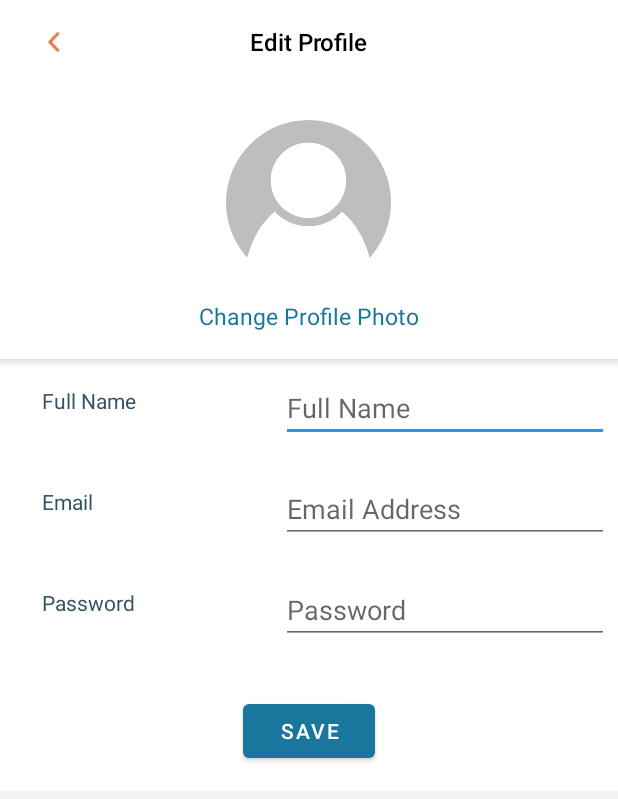
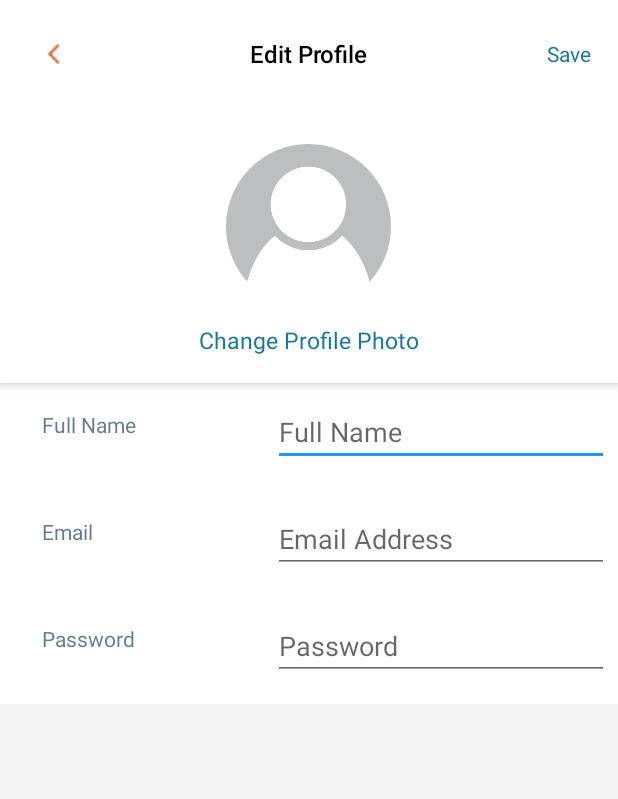
Before and after one commit to ctc-uci/justice-for-families-android, an Android app: the EditProfileActivity screen opened directly, with no data from a screen before it, on a phone screen of 412 x 824 dp. Shown: the top 799 px of the screen. Run offline under Robolectric (Android 15) with nearby library versions, the phone set to English and light mode, and no system bars; our stand-ins replace CircleImageView.

Commit message:
Adding Full Name text field

```diff
--- a/app/src/main/AndroidManifest.xml
+++ b/app/src/main/AndroidManifest.xml
@@ -21,7 +21,9 @@
                 <category android:name="android.intent.category.LAUNCHER" />
             </intent-filter>
         </activity>
-        <activity android:name=".profile.EditProfileActivity" />
+        <activity
+            android:name=".profile.EditProfileActivity"
+            android:label="@string/title_activity_edit_profile"/>
         <activity
             android:name=".profile.SettingsActivity"
             android:label="@string/title_activity_settings"/>
--- a/app/src/main/java/com/example/justice4families/profile/EditProfileActivity.kt
+++ b/app/src/main/java/com/example/justice4families/profile/EditProfileActivity.kt
@@ -1,41 +1,40 @@
 package com.example.justice4families.profile
 
 import android.content.DialogInterface
-import android.content.Intent
 import androidx.appcompat.app.AppCompatActivity
 import android.os.Bundle
+import android.text.Editable
+import android.text.TextWatcher
 import android.util.Log
 import android.widget.Button
 import android.widget.EditText
-import android.widget.Toast
+import android.widget.TextView
 import androidx.appcompat.app.AlertDialog
 import com.example.justice4families.R
-import com.example.justice4families.model.SignUpRequest
-import com.example.justice4families.savedPreferences
-import de.hdodenhof.circleimageview.CircleImageView
-import java.net.Authenticator
 
 class EditProfileActivity : AppCompatActivity() {
+    var didSaveEdits = true
+    lateinit var profileName: EditText
+    lateinit var profileEmail: EditText
+    lateinit var profilePwd: EditText
 
     override fun onCreate(savedInstanceState: Bundle?) {
         super.onCreate(savedInstanceState)
         setContentView(R.layout.activity_edit_profile)
 
         val backButton: Button = findViewById(R.id.edit_profile_back)
-
-        val saveButton: Button = findViewById(R.id.save_profile_edit)
-        var saveClicked: Boolean = false
+        val saveButton: TextView = findViewById(R.id.save_profile_btn)
 
         saveButton.setOnClickListener{
-            saveClicked = true
+            // TODO: Network call to change the data
+            didSaveEdits = true
         }
 
         backButton.setOnClickListener {
             val dialogBuilder = AlertDialog.Builder(this)
-            if(saveClicked){
+            if (didSaveEdits) {
                 finish()
-            }
-            else{
+            } else {
                 dialogBuilder.setMessage("Are you sure you want to discard your changes?")
                     .setCancelable(true)
                     .setPositiveButton("Yes", DialogInterface.OnClickListener {
@@ -50,20 +49,64 @@ class EditProfileActivity : AppCompatActivity() {
             }
         }
 
-        var data = intent
+        val data = intent
+        var fullname: String = ""
         var email = data.getStringExtra("email")
         var password = data.getStringExtra("password")
 
+        profileName = findViewById(R.id.edit_name_text_field)
+        profileName.addTextChangedListener(object: TextWatcher {
+            override fun beforeTextChanged(s: CharSequence?, start: Int, count: Int, after: Int) {
+                // TODO Auto-generated method stub
+            }
 
-        var profileEmail : EditText = findViewById(R.id.edit_email_text_field)
-        var profilePass : EditText = findViewById(R.id.edit_password_text_field)
+            override fun onTextChanged(s: CharSequence?, start: Int, before: Int, count: Int) {
+                didSaveEdits = (fullname == s.toString() && didSaveEdits)
+            }
 
-        var profileImage : de.hdodenhof.circleimageview.CircleImageView = findViewById(R.id.edit_profile_pic)
+            override fun afterTextChanged(s: Editable?) {
+                // TODO Auto-generated method stub
+            }
+
+        })
+
+        profileEmail = findViewById(R.id.edit_email_text_field)
+        profileEmail.addTextChangedListener(object: TextWatcher {
+            override fun beforeTextChanged(s: CharSequence?, start: Int, count: Int, after: Int) {
+                // TODO Auto-generated method stub
+            }
+
+            override fun onTextChanged(s: CharSequence?, start: Int, before: Int, count: Int) {
+                didSaveEdits = (email == s.toString() && didSaveEdits)
+            }
+
+            override fun afterTextChanged(s: Editable?) {
+                // TODO Auto-generated method stub
+            }
+        })
+
+        profilePwd = findViewById(R.id.edit_password_text_field)
+        profilePwd.addTextChangedListener(object: TextWatcher {
+            override fun beforeTextChanged(s: CharSequence?, start: Int, count: Int, after: Int) {
+                // TODO Auto-generated method stub
+            }
+
+            override fun onTextChanged(s: CharSequence?, start: Int, before: Int, count: Int) {
+                didSaveEdits = (password == s.toString() && didSaveEdits)
+            }
+
+            override fun afterTextChanged(s: Editable?) {
+                // TODO Auto-generated method stub
+            }
+        })
+
+        val profileImage : de.hdodenhof.circleimageview.CircleImageView = findViewById(R.id.edit_profile_pic)
         profileImage.setOnClickListener{
-            Log.d("Edit Profile", "Clicked")
+            Log.i("Edit Profile", "Clicked profile image circle")
         }
 
+        profileName.setText(fullname)
         profileEmail.setText(email)
-        profilePass.setText(password)
+        profilePwd.setText(password)
     }
 }
--- a/app/src/main/java/com/example/justice4families/profile/PostsFragment.kt
+++ b/app/src/main/java/com/example/justice4families/profile/PostsFragment.kt
@@ -46,7 +46,7 @@ class PostsFragment : Fragment() {
         adapter = PostsAdapter(requireContext())
         recyclerView.adapter = adapter
         recyclerView.layoutManager= LinearLayoutManager(requireContext())
-        userName = (activity as UserProfileActivity).userName
+        userName = (activity as UserProfileActivity).username
 
         getUserPost()
     }
--- a/app/src/main/java/com/example/justice4families/profile/UserProfileActivity.kt
+++ b/app/src/main/java/com/example/justice4families/profile/UserProfileActivity.kt
@@ -7,13 +7,11 @@ import android.view.MenuInflater
 import android.view.MenuItem
 import android.view.View
 import android.widget.Button
-import android.widget.LinearLayout
 import android.widget.TextView
 import com.google.android.material.tabs.TabLayout
 import androidx.viewpager.widget.ViewPager
 import androidx.appcompat.app.AppCompatActivity
 import com.example.justice4families.MainActivity
-import com.example.justice4families.LoginActivity
 import com.example.justice4families.R
 import com.example.justice4families.savedPreferences
 import com.google.android.material.bottomnavigation.BottomNavigationView
@@ -22,9 +20,8 @@ import kotlinx.android.synthetic.main.activity_user_profile.*
 class UserProfileActivity : AppCompatActivity() {
 
     private lateinit var bottomNav: BottomNavigationView
-    var userName = savedPreferences.username
-    lateinit var settingsMenu : Menu
-
+    var username = savedPreferences.username
+    lateinit var settingsMenu: Menu
 
     override fun onCreate(savedInstanceState: Bundle?) {
 
@@ -45,11 +42,11 @@ class UserProfileActivity : AppCompatActivity() {
         val profileText: TextView = findViewById(R.id.profile_text)
 
         if(intent.hasExtra("post_username")){
-            userName = intent.getStringExtra("post_username").toString()
-            if(userName != savedPreferences.username) loggedInUser = false
+            username = intent.getStringExtra("post_username").toString()
+            if(username != savedPreferences.username) loggedInUser = false
         }
 
-        user_name.text = userName
+        user_name.text = username
 
         if (!loggedInUser) {
             editProfileBtn.visibility = View.GONE
@@ -81,7 +78,10 @@ class UserProfileActivity : AppCompatActivity() {
 
                 }
                 R.id.ic_profile -> {
-
+                    if (!loggedInUser) {
+                        val intent = Intent(this, UserProfileActivity::class.java)
+                        startActivity(intent)
+                    }
                 }
                 R.id.ic_home -> {
                     val intent = Intent(this, MainActivity::class.java)
--- a/app/src/main/res/layout/activity_edit_profile.xml
+++ b/app/src/main/res/layout/activity_edit_profile.xml
@@ -18,7 +18,7 @@
         <androidx.appcompat.widget.Toolbar
             android:id="@+id/profile_toolbar"
             android:layout_width="match_parent"
-            android:layout_height="wrap_content"
+            android:layout_height="72dp"
             app:layout_scrollFlags="snap">
 
             <Button
@@ -41,6 +41,16 @@
                 android:textSize="16sp"
                 android:visibility="visible" />
 
+            <TextView
+                android:id="@+id/save_profile_btn"
+                android:layout_width="wrap_content"
+                android:layout_height="wrap_content"
+                android:layout_gravity="center_vertical|end"
+                android:layout_marginEnd="18dp"
+                android:text="Save"
+                android:textColor="@color/purple_500"
+                android:clickable="true" />
+
         </androidx.appcompat.widget.Toolbar>
 
         <LinearLayout
@@ -57,12 +67,7 @@
                 android:layout_gravity="center"
                 android:src="@drawable/profileplaceholder"
                 android:layout_marginTop="24dp"
-                app:layout_constraintBottom_toBottomOf="parent"
-                app:layout_constraintEnd_toEndOf="parent"
-                app:layout_constraintHorizontal_bias="0.151"
-                app:layout_constraintStart_toStartOf="parent"
-                app:layout_constraintTop_toTopOf="parent"
-                app:layout_constraintVertical_bias="0.714" />
+                android:clickable="true" />
 
             <TextView
                 android:id="@+id/edit_profile_pic_btn"
@@ -73,10 +78,7 @@
                 android:text="Change Profile Photo"
                 android:textColor="@color/purple_500"
                 android:textSize="15sp"
-                app:layout_constraintEnd_toEndOf="parent"
-                app:layout_constraintHorizontal_bias="0.453"
-                app:layout_constraintStart_toEndOf="@+id/profile_pic"
-                app:layout_constraintTop_toTopOf="parent" />
+                android:clickable="true" />
 
         </LinearLayout>
 
@@ -104,12 +106,12 @@
                 android:orientation="horizontal"
                 android:layout_marginStart="@dimen/app_margins"
                 android:layout_marginEnd="6dp"
-                android:paddingBottom="12dp">
+                android:paddingBottom="16dp">
 
                 <TextView
-                    android:layout_width="135dp"
+                    android:layout_width="130dp"
                     android:layout_height="wrap_content"
-                    android:text="Full Name"
+                    android:text="@string/full_name"
                     android:textColor="@color/blue_gray"
                     android:layout_gravity="center_vertical" />
 
@@ -119,7 +121,7 @@
                     android:layout_height="wrap_content"
                     android:layout_marginStart="24dp"
                     android:layout_marginTop="10dp"
-                    android:hint="Full Name"
+                    android:hint="@string/full_name"
                     android:inputType="textPersonName" />
             </LinearLayout>
 
@@ -130,10 +132,10 @@
                 android:orientation="horizontal"
                 android:layout_marginStart="@dimen/app_margins"
                 android:layout_marginEnd="6dp"
-                android:paddingBottom="12dp">
+                android:paddingBottom="16dp">
 
                 <TextView
-                    android:layout_width="135dp"
+                    android:layout_width="130dp"
                     android:layout_height="wrap_content"
                     android:text="Email"
                     android:textColor="@color/blue_gray"
@@ -156,12 +158,12 @@
                 android:orientation="horizontal"
                 android:layout_marginStart="@dimen/app_margins"
                 android:layout_marginEnd="6dp"
-                android:paddingBottom="18dp">
+                android:paddingBottom="16dp">
 
                 <TextView
-                    android:layout_width="135dp"
+                    android:layout_width="130dp"
                     android:layout_height="wrap_content"
-                    android:text="Password"
+                    android:text="@string/password_capitalized"
                     android:textColor="@color/blue_gray"
                     android:layout_gravity="center_vertical"/>
 
@@ -171,19 +173,11 @@
                     android:layout_height="wrap_content"
                     android:layout_marginStart="24dp"
                     android:layout_marginTop="10dp"
-                    android:hint="Password"
+                    android:hint="@string/password_capitalized"
                     android:inputType="textPassword"
                     app:errorEnabled="true"
                     app:passwordToggleEnabled="true"/>
             </LinearLayout>
-
-            <Button
-                android:id="@+id/save_profile_edit"
-                android:layout_width="wrap_content"
-                android:layout_height="wrap_content"
-                android:layout_gravity="center"
-                android:layout_marginVertical="16dp"
-                android:text="Save" />
 
         </LinearLayout>
 
--- a/app/src/main/res/values/colors.xml
+++ b/app/src/main/res/values/colors.xml
@@ -19,5 +19,5 @@
     <color name="red">#F01818</color>
     <color name="navy">#10536E</color>
     <color name="solitude">#E8EDF2</color>
-    <color name="blue_gray">#325362</color>
+    <color name="blue_gray">#BF325362</color>
 </resources>
--- a/app/src/main/res/values/strings.xml
+++ b/app/src/main/res/values/strings.xml
@@ -38,5 +38,9 @@
     <string name="log_out">Log Out</string>
     <string name="delete_account">Delete Account</string>
     <string name="selected_tags_section_title">currently selected (%d of %d)</string>
+    <string name="password_capitalized">Password</string>
+    <string name="full_name">Full Name</string>
+
+    <string name="title_activity_edit_profile">EditProfileActivity</string>
 
 </resources>
```
